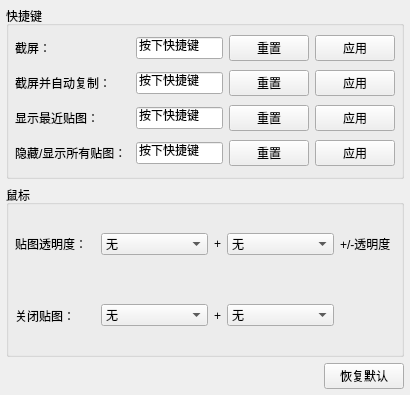
This is src/settings/control.ui in LeoLei8060/QSnapCraft as Qt 5 draws it before an edit. The edited form follows.
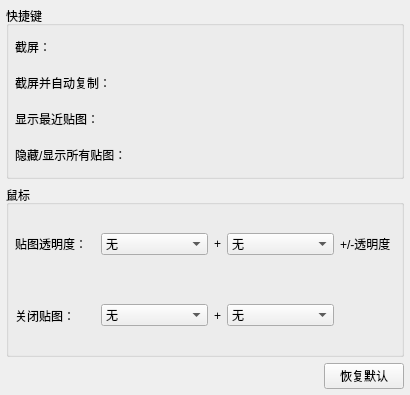
This is the edited form. Custom widgets are drawn as their Qt base class.

Commit message: 完善控制窗口业务

```diff
--- a/src/settings/control.ui
+++ b/src/settings/control.ui
@@ -45,7 +45,7 @@
        <number>6</number>
       </property>
       <item>
-       <layout class="QHBoxLayout" name="horizontalLayout" stretch="0,1,0,0">
+       <layout class="QHBoxLayout" name="horizontalLayout" stretch="0,1">
         <item>
          <widget class="QLabel" name="label">
           <property name="minimumSize">
@@ -60,39 +60,19 @@
          </widget>
         </item>
         <item>
-         <widget class="QLineEdit" name="lineEdit">
+         <widget class="QHotKeyLineEdit" name="lineEdit" native="true">
           <property name="minimumSize">
            <size>
             <width>85</width>
             <height>0</height>
            </size>
           </property>
-          <property name="inputMask">
-           <string>按下快捷键</string>
-          </property>
-          <property name="readOnly">
-           <bool>true</bool>
-          </property>
-         </widget>
-        </item>
-        <item>
-         <widget class="QPushButton" name="btn_Restore">
-          <property name="text">
-           <string>重置</string>
-          </property>
-         </widget>
-        </item>
-        <item>
-         <widget class="QPushButton" name="btn_Apply">
-          <property name="text">
-           <string>应用</string>
-          </property>
          </widget>
         </item>
        </layout>
       </item>
       <item>
-       <layout class="QHBoxLayout" name="horizontalLayout_2" stretch="0,1,0,0">
+       <layout class="QHBoxLayout" name="horizontalLayout_2" stretch="0,1">
         <item>
          <widget class="QLabel" name="label_2">
           <property name="minimumSize">
@@ -107,39 +87,19 @@
          </widget>
         </item>
         <item>
-         <widget class="QLineEdit" name="lineEdit_2">
+         <widget class="QHotKeyLineEdit" name="lineEdit_2" native="true">
           <property name="minimumSize">
            <size>
             <width>85</width>
             <height>0</height>
            </size>
           </property>
-          <property name="inputMask">
-           <string>按下快捷键</string>
-          </property>
-          <property name="readOnly">
-           <bool>true</bool>
-          </property>
-         </widget>
-        </item>
-        <item>
-         <widget class="QPushButton" name="btn_Restore_2">
-          <property name="text">
-           <string>重置</string>
-          </property>
-         </widget>
-        </item>
-        <item>
-         <widget class="QPushButton" name="btn_Apply_2">
-          <property name="text">
-           <string>应用</string>
-          </property>
          </widget>
         </item>
        </layout>
       </item>
       <item>
-       <layout class="QHBoxLayout" name="horizontalLayout_3" stretch="0,1,0,0">
+       <layout class="QHBoxLayout" name="horizontalLayout_3" stretch="0,1">
         <item>
          <widget class="QLabel" name="label_3">
           <property name="minimumSize">
@@ -154,39 +114,19 @@
          </widget>
         </item>
         <item>
-         <widget class="QLineEdit" name="lineEdit_3">
+         <widget class="QHotKeyLineEdit" name="lineEdit_3" native="true">
           <property name="minimumSize">
            <size>
             <width>85</width>
             <height>0</height>
            </size>
           </property>
-          <property name="inputMask">
-           <string>按下快捷键</string>
-          </property>
-          <property name="readOnly">
-           <bool>true</bool>
-          </property>
-         </widget>
-        </item>
-        <item>
-         <widget class="QPushButton" name="btn_Restore_3">
-          <property name="text">
-           <string>重置</string>
-          </property>
-         </widget>
-        </item>
-        <item>
-         <widget class="QPushButton" name="btn_Apply_3">
-          <property name="text">
-           <string>应用</string>
-          </property>
          </widget>
         </item>
        </layout>
       </item>
       <item>
-       <layout class="QHBoxLayout" name="horizontalLayout_4" stretch="0,1,0,0">
+       <layout class="QHBoxLayout" name="horizontalLayout_4" stretch="0,1">
         <item>
          <widget class="QLabel" name="label_4">
           <property name="minimumSize">
@@ -201,32 +141,12 @@
          </widget>
         </item>
         <item>
-         <widget class="QLineEdit" name="lineEdit_4">
+         <widget class="QHotKeyLineEdit" name="lineEdit_4" native="true">
           <property name="minimumSize">
            <size>
             <width>85</width>
             <height>0</height>
            </size>
-          </property>
-          <property name="inputMask">
-           <string>按下快捷键</string>
-          </property>
-          <property name="readOnly">
-           <bool>true</bool>
-          </property>
-         </widget>
-        </item>
-        <item>
-         <widget class="QPushButton" name="btn_Restore_4">
-          <property name="text">
-           <string>重置</string>
-          </property>
-         </widget>
-        </item>
-        <item>
-         <widget class="QPushButton" name="btn_Apply_4">
-          <property name="text">
-           <string>应用</string>
           </property>
          </widget>
         </item>
@@ -437,6 +357,14 @@
    </item>
   </layout>
  </widget>
+ <customwidgets>
+  <customwidget>
+   <class>QHotKeyLineEdit</class>
+   <extends>QWidget</extends>
+   <header location="global">qhotkeylineedit.h</header>
+   <container>1</container>
+  </customwidget>
+ </customwidgets>
  <resources/>
  <connections/>
 </ui>
```
The commit also changes 2 other files.
